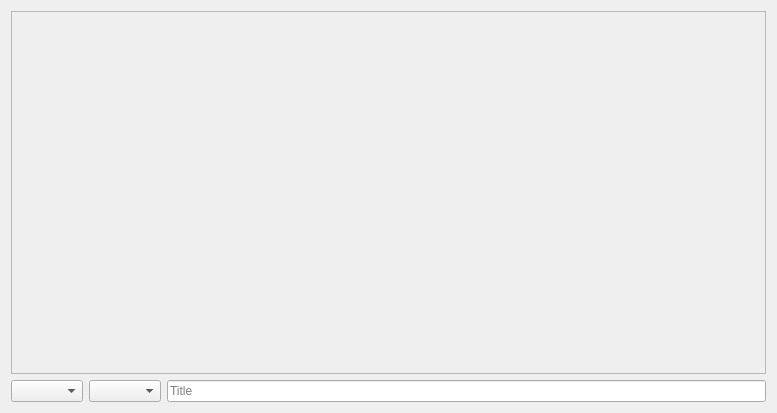
Qt form copaspedia.ui (selesdepselesnul/copas_pedia) before a commit.
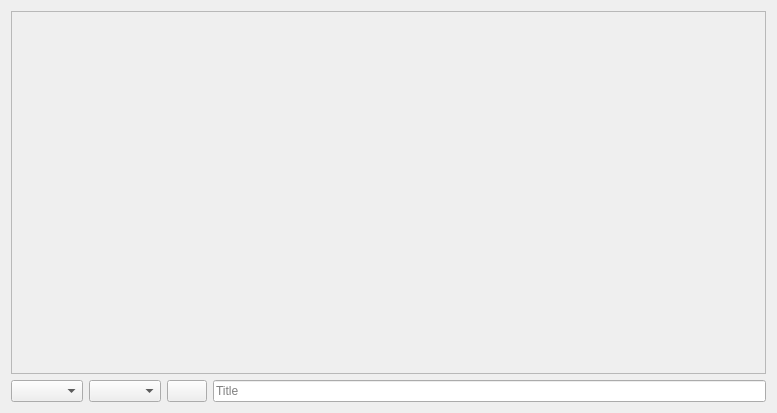
The same form after that commit.

What changed in the file:
```diff
--- a/copaspedia.ui
+++ b/copaspedia.ui
@@ -20,7 +20,7 @@
    <string>CopasPedia</string>
   </property>
   <layout class="QGridLayout" name="gridLayout">
-   <item row="0" column="0" colspan="3">
+   <item row="0" column="0" colspan="4">
     <widget class="QTextBrowser" name="content_text_browser">
      <property name="enabled">
       <bool>false</bool>
@@ -52,13 +52,20 @@
    <item row="1" column="1">
     <widget class="QComboBox" name="lang_combo_box"/>
    </item>
-   <item row="1" column="2">
+   <item row="1" column="3">
     <widget class="QLineEdit" name="title_line_edit">
      <property name="placeholderText">
       <string>Title</string>
      </property>
     </widget>
    </item>
+   <item row="1" column="2">
+    <widget class="QPushButton" name="about_button">
+     <property name="text">
+      <string/>
+     </property>
+    </widget>
+   </item>
   </layout>
  </widget>
  <resources/>
```
